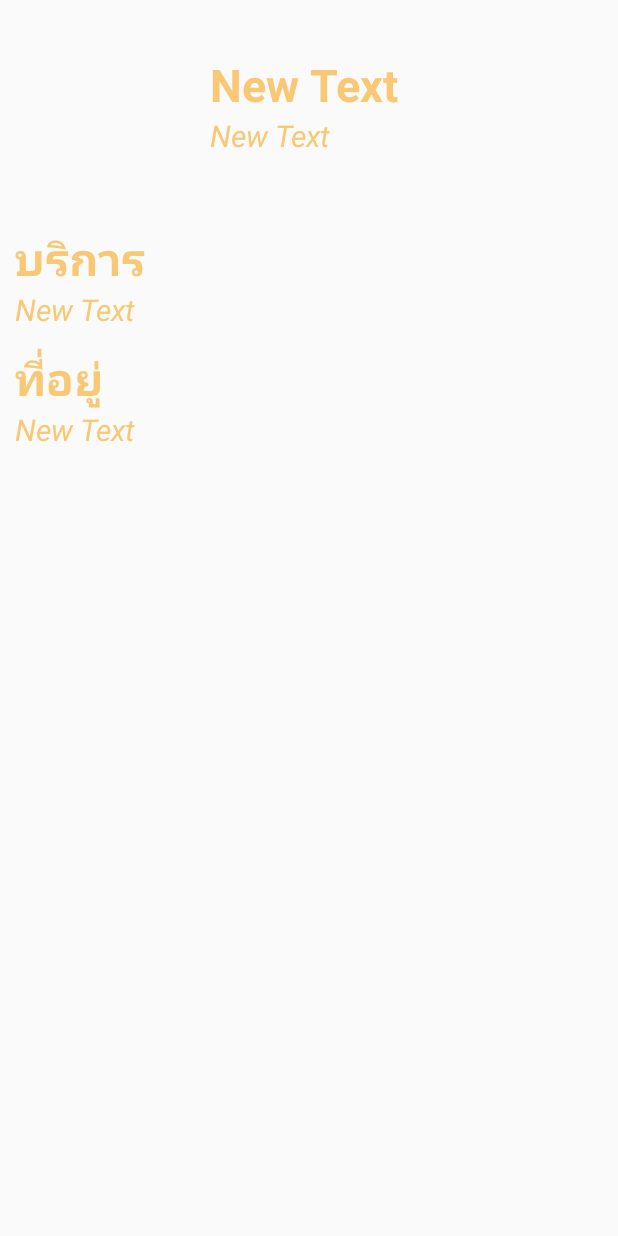
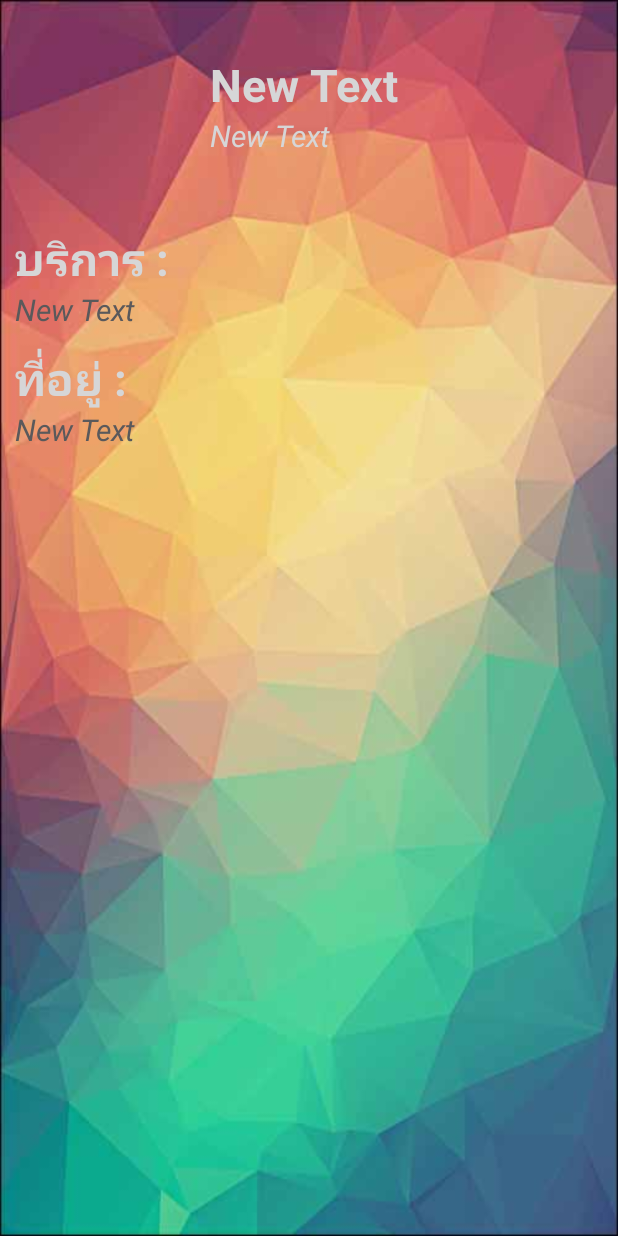
Before and after one commit to tippawanjoy/ServiceCar, an Android app: the layout my_listview.xml on its own in the app's theme, with its tools: preview values and no code run, on a phone screen of 412 x 824 dp. Run offline under Robolectric (Android 15) with nearby library versions, the phone set to English and light mode, and no system bars.

```diff
--- a/app/src/main/java/nrru/chumsila/tippawan/servicecar/DetailActivity.java
+++ b/app/src/main/java/nrru/chumsila/tippawan/servicecar/DetailActivity.java
@@ -2,6 +2,7 @@ package nrru.chumsila.tippawan.servicecar;
 
 import android.support.v4.app.FragmentActivity;
 import android.os.Bundle;
+import android.view.View;
 import android.widget.TextView;
 
 import com.google.android.gms.maps.CameraUpdateFactory;
@@ -47,6 +48,10 @@ public class DetailActivity extends FragmentActivity implements OnMapReadyCallba
         mapFragment.getMapAsync(this);
     }// เม็ตตอด
 
+    public void clickBackDetail(View view){
+        finish();
+    }
+
 
 
     @Override
--- a/app/src/main/res/layout/my_layout.xml
+++ b/app/src/main/res/layout/my_layout.xml
@@ -2,7 +2,7 @@
 <RelativeLayout xmlns:android="http://schemas.android.com/apk/res/android"
     android:layout_width="match_parent"
     android:layout_height="match_parent"
-    android:background="@drawable/text19">
+    android:background="@drawable/text1">
 
     <TextView
         android:layout_width="wrap_content"
--- a/app/src/main/res/layout/my_listview.xml
+++ b/app/src/main/res/layout/my_listview.xml
@@ -1,7 +1,8 @@
 <?xml version="1.0" encoding="utf-8"?>
 <LinearLayout xmlns:android="http://schemas.android.com/apk/res/android"
     android:orientation="vertical" android:layout_width="match_parent"
-    android:layout_height="match_parent">
+    android:layout_height="match_parent"
+    android:background="@drawable/text1">
 
     <LinearLayout
         android:orientation="horizontal"
@@ -27,7 +28,7 @@
                 android:id="@+id/textView2"
                 android:textSize="@dimen/h1"
                 android:textStyle="bold"
-                android:textColor="@color/colorPrimary" />
+                android:textColor="@color/wallet_link_text_light" />
 
             <TextView
                 android:layout_width="wrap_content"
@@ -36,7 +37,7 @@
                 android:id="@+id/textView3"
                 android:textSize="@dimen/h2"
                 android:textStyle="italic"
-                android:textColor="@color/colorPrimary" />
+                android:textColor="@color/wallet_link_text_light" />
         </LinearLayout>
 
     </LinearLayout>
@@ -49,7 +50,7 @@
         android:textStyle="bold"
         android:layout_marginTop="10dp"
         android:layout_marginLeft="10dp"
-        android:textColor="@color/colorPrimary"
+        android:textColor="@color/wallet_link_text_light"
         android:text="@string/service" />
 
     <TextView
@@ -60,7 +61,7 @@
         android:textSize="@dimen/h2"
         android:textStyle="italic"
         android:layout_marginLeft="10dp"
-        android:textColor="@color/colorPrimary" />
+        android:textColor="@color/button_material_dark" />
 
     <TextView
         android:layout_width="wrap_content"
@@ -71,7 +72,7 @@
         android:textStyle="bold"
         android:layout_marginTop="10dp"
         android:layout_marginLeft="10dp"
-        android:textColor="@color/colorPrimary" />
+        android:textColor="@color/wallet_link_text_light" />
 
     <TextView
         android:layout_width="wrap_content"
@@ -81,5 +82,5 @@
         android:textSize="@dimen/h2"
         android:textStyle="italic"
         android:layout_marginLeft="10dp"
-        android:textColor="@color/colorPrimary" />
+        android:textColor="@color/button_material_dark" />
 </LinearLayout>
--- a/app/src/main/res/values/strings.xml
+++ b/app/src/main/res/values/strings.xml
@@ -5,7 +5,7 @@
     <string name="listview">รายชื่อร้าน</string>
     <string name="search">ค้นหา</string>
 
-    <string name="service">บริการ</string>
-    <string name="address">ที่อยู่</string>
+    <string name="service">บริการ :</string>
+    <string name="address">ที่อยู่ :</string>
     <string name="title_activity_detail">Map</string>
 </resources>
```
Also changed, not shown: app/src/main/java/nrru/chumsila/tippawan/servicecar/MapIcon.java (+5 -6 lines), app/src/main/res/layout/activity_list_shpo.xml (+6 -2 lines), app/src/main/res/layout/detail_layout.xml (+8 -6 lines), app/src/main/res/drawable/text1.jpg (added).
